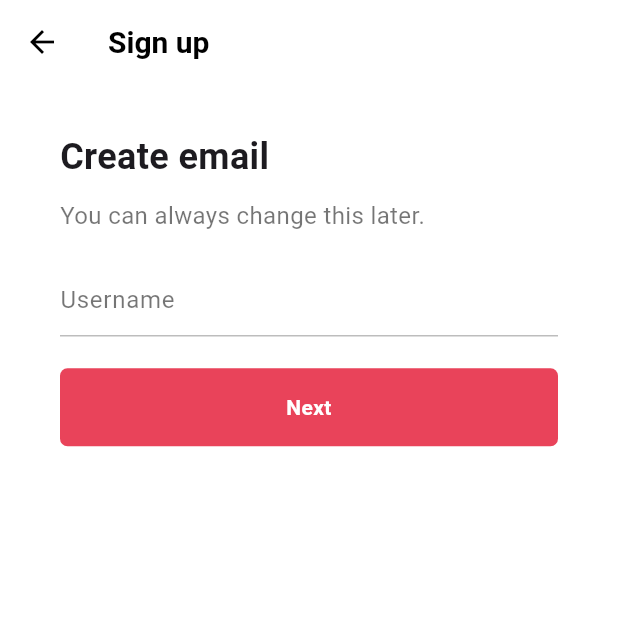
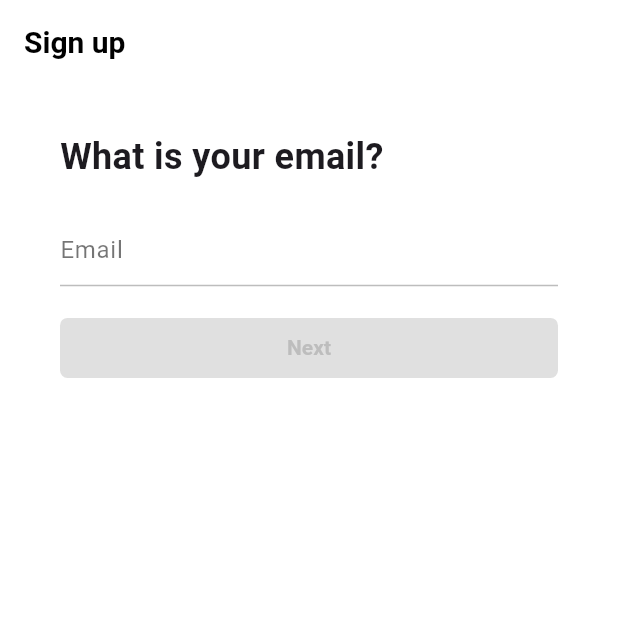
Before and after one commit to sigirace/tiktok_clone_v2, a Flutter app: the EmailScreen screen opened directly, on a phone screen of 412 x 824 dp, the top half of it. Run offline on Flutter 3.47's test engine with Material 3 defaults, Android fonts, the phone set to English and light mode, and no system bars; our stand-ins replace flutter_screenutil, font_awesome_flutter.

Commit message:
feat: FormButton
- AnimatedDefaultTextStyle 사용

```diff
--- a/lib/features/authentication/email_screen.dart
+++ b/lib/features/authentication/email_screen.dart
@@ -1,10 +1,36 @@
 import 'package:flutter/material.dart';
+import 'package:tiktok_clone_v2/features/authentication/widgets/form_button.dart';
 
 import '../../constants/gaps.dart';
 import '../../constants/sizes.dart';
 
-class EmailScreen extends StatelessWidget {
+class EmailScreen extends StatefulWidget {
   const EmailScreen({super.key});
+
+  @override
+  State<EmailScreen> createState() => _EmailScreenState();
+}
+
+class _EmailScreenState extends State<EmailScreen> {
+  final TextEditingController _emailController = TextEditingController();
+
+  String _email = "";
+
+  @override
+  void initState() {
+    super.initState();
+    _emailController.addListener(() {
+      setState(() {
+        _email = _emailController.text;
+      });
+    });
+  }
+
+  @override
+  void dispose() {
+    _emailController.dispose();
+    super.dispose();
+  }
 
   @override
   Widget build(BuildContext context) {
@@ -23,25 +49,17 @@
           children: [
             Gaps.v30,
             const Text(
-              "Create email",
+              "What is your email?",
               style: TextStyle(
                 fontSize: Sizes.size24,
                 fontWeight: FontWeight.w700,
-              ),
-            ),
-            Gaps.v10,
-            const Text(
-              "You can always change this later.",
-              style: TextStyle(
-                fontSize: Sizes.size16,
-                color: Colors.black54,
               ),
             ),
             Gaps.v20,
             TextField(
               cursorColor: Theme.of(context).primaryColor,
               decoration: InputDecoration(
-                hintText: "Username",
+                hintText: "Email",
                 hintStyle: const TextStyle(
                   color: Colors.black54,
                 ),
@@ -58,25 +76,8 @@
               ),
             ),
             Gaps.v20,
-            FractionallySizedBox(
-              widthFactor: 1,
-              child: Container(
-                padding: const EdgeInsets.symmetric(
-                  vertical: Sizes.size16,
-                ),
-                decoration: BoxDecoration(
-                  color: Theme.of(context).primaryColor,
-                  borderRadius: BorderRadius.circular(Sizes.size5),
-                ),
-                child: const Text(
-                  "Next",
-                  textAlign: TextAlign.center,
-                  style: TextStyle(
-                    color: Colors.white,
-                    fontWeight: FontWeight.w600,
-                  ),
-                ),
-              ),
+            FormButton(
+              disabled: _email.isEmpty,
             ),
           ],
         ),
--- /dev/null
+++ b/lib/features/authentication/widgets/form_button.dart
@@ -0,0 +1,58 @@
+import 'package:flutter/material.dart';
+
+import '../../../constants/sizes.dart';
+
+class FormButton extends StatelessWidget {
+  final Widget? widget;
+  final bool disabled;
+
+  const FormButton({
+    super.key,
+    required this.disabled,
+    this.widget,
+  });
+
+  void _onTap(BuildContext context) {
+    if (widget == null) {
+      return;
+    }
+
+    Navigator.push(
+      context,
+      MaterialPageRoute(
+        builder: (context) => widget!,
+      ),
+    );
+  }
+
+  @override
+  Widget build(BuildContext context) {
+    return GestureDetector(
+      onTap: () => {disabled ? null : _onTap(context)},
+      child: FractionallySizedBox(
+        widthFactor: 1,
+        child: AnimatedContainer(
+          duration: const Duration(milliseconds: 300),
+          padding: const EdgeInsets.symmetric(
+            vertical: Sizes.size12,
+          ),
+          decoration: BoxDecoration(
+            color: disabled
+                ? Colors.grey.shade300
+                : Theme.of(context).primaryColor,
+            borderRadius: BorderRadius.circular(Sizes.size5),
+          ),
+          child: AnimatedDefaultTextStyle(
+            duration: const Duration(milliseconds: 300),
+            textAlign: TextAlign.center,
+            style: TextStyle(
+              color: disabled ? Colors.grey.shade400 : Colors.white,
+              fontWeight: FontWeight.w600,
+            ),
+            child: const Text("Next"),
+          ),
+        ),
+      ),
+    );
+  }
+}
```
Also changed, not shown: lib/features/authentication/username_screen.dart (+5 -22 lines).
